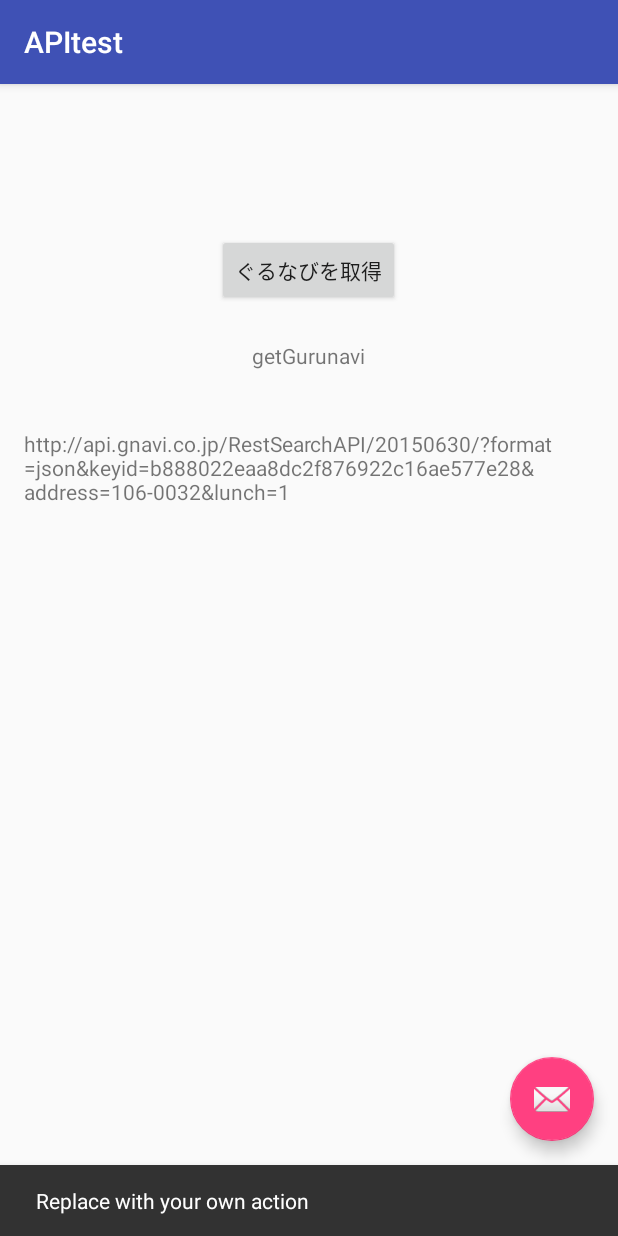
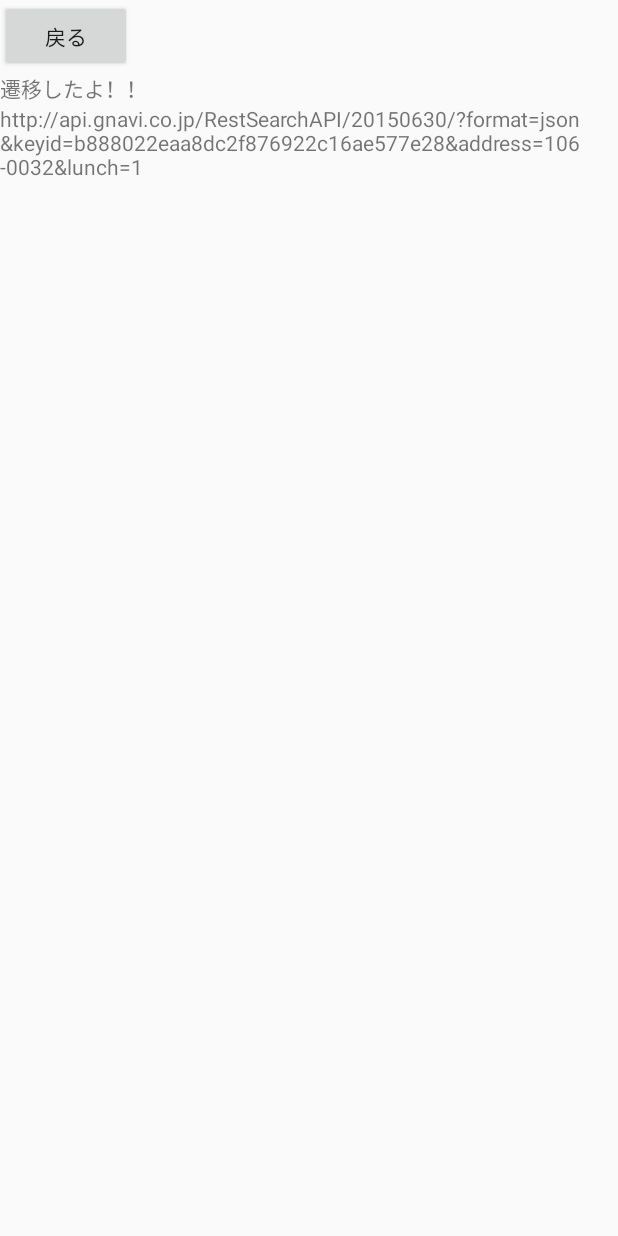
Before and after one commit to genshun9/WeatherAPI, an Android app: the screen it shows after launch (MainActivity before the commit, SubActivity after it), after a tap on "ぐるなびを取得", on a phone screen of 412 x 824 dp. Run offline under Robolectric (Android 15) with nearby library versions, the phone set to English and light mode, and no system bars; 1 other tap on this screen came first.

Commit message:
遷移出来るように修正

```diff
--- a/app/src/main/AndroidManifest.xml
+++ b/app/src/main/AndroidManifest.xml
@@ -20,6 +20,12 @@
                 <category android:name="android.intent.category.LAUNCHER" />
             </intent-filter>
         </activity>
+
+        <activity
+            android:name=".SubActivity"
+            android:label="@string/app_name">
+        </activity>
+
     </application>
 
 </manifest>
--- a/app/src/main/java/com/example/genshun/apitest/AsyncHttpRequest.java
+++ b/app/src/main/java/com/example/genshun/apitest/AsyncHttpRequest.java
@@ -1,6 +1,7 @@
 package com.example.genshun.apitest;
 
 import android.app.Activity;
+import android.content.Intent;
 import android.net.Uri;
 import android.os.AsyncTask;
 import android.widget.TextView;
@@ -17,12 +18,7 @@ import java.util.Iterator;
  */
 public class AsyncHttpRequest extends AsyncTask<String, Void, String> {
 
-    private Activity MainActivity;
-
-    public AsyncHttpRequest(Activity activity) {
-
-        // 呼び出し元のアクティビティ
-        this.MainActivity = activity;
+    public AsyncHttpRequest() {
     }
 
     @Override
@@ -73,22 +69,10 @@ public class AsyncHttpRequest extends AsyncTask<String, Void, String> {
                 for (JsonNode n : r.path("code").path("category_name_s")) {
                     categorys += n.asText();
                 }
+
                 System.out.println(id + "¥t" + name + "¥t" + line + "¥t" + station + "¥t" + walk + "¥t" + categorys);
             }
         }
 
     }
-
-    @Override
-    protected void onPostExecute(String param) {
-        // 取得した結果をテキストビューに入れちゃったり
-        TextView textView = (TextView) this.MainActivity.findViewById(R.id.urlTextView);
-
-        // TextViewの文字列をセット
-        textView.setText(param);
-
-        System.out.println("FINISH");
-
-        return;
-    }
 }
--- a/app/src/main/java/com/example/genshun/apitest/MainActivity.java
+++ b/app/src/main/java/com/example/genshun/apitest/MainActivity.java
@@ -1,5 +1,6 @@
 package com.example.genshun.apitest;
 
+import android.content.Intent;
 import android.graphics.Color;
 import android.os.Bundle;
 import android.support.design.widget.FloatingActionButton;
@@ -39,7 +40,7 @@ public class MainActivity extends AppCompatActivity {
     }
 
     public void getGurunavi(View view) {
-        TextView tv = (TextView) findViewById(R.id.myTextView);
+        final TextView tv = (TextView) findViewById(R.id.myTextView);
         String result1 = "getGurunavi";
         tv.setText(result1);
 
@@ -73,9 +74,17 @@ public class MainActivity extends AppCompatActivity {
 
             String url = uri.toString();
 
-            AsyncHttpRequest task = new AsyncHttpRequest(this);
+            AsyncHttpRequest task = new AsyncHttpRequest() {
+                @Override
+                protected void onPostExecute(String param) {
+                    // 取得した結果をテキストビューに入れちゃったり
+                    Intent intent = new Intent(MainActivity.this, SubActivity.class);
+                    intent.putExtra("param", param);
+                    startActivity(intent);
+                }
+            };
             task.execute(url);
         }
+
     }
-
 }
--- /dev/null
+++ b/app/src/main/java/com/example/genshun/apitest/SubActivity.java
@@ -0,0 +1,36 @@
+package com.example.genshun.apitest;
+
+import android.app.Activity;
+import android.os.Bundle;
+import android.view.View;
+import android.widget.Button;
+import android.widget.TextView;
+
+/**
+ * Created by genshun on 2016/03/29.
+ */
+public class SubActivity extends Activity {
+    /**
+     * Called when the activity is first created.
+     */
+    @Override
+    public void onCreate(Bundle savedInstanceState) {
+        super.onCreate(savedInstanceState);
+        setContentView(R.layout.content_sub);
+
+        Button btn = (Button) findViewById(R.id.buttonB);
+        btn.setOnClickListener(new View.OnClickListener() {
+            @Override
+            public void onClick(View v) {
+
+                // TODO Auto-generated method stub
+                // 次画面のアクティビティ終了
+                finish();
+            }
+        });
+
+        String param = getIntent().getStringExtra("param");
+        TextView tv = (TextView) this.findViewById(R.id.result);
+        tv.setText(param);
+    }
+}
--- /dev/null
+++ b/app/src/main/res/layout/activity_sub.xml
@@ -0,0 +1,6 @@
+<?xml version="1.0" encoding="utf-8"?>
+<LinearLayout xmlns:android="http://schemas.android.com/apk/res/android"
+    android:orientation="vertical" android:layout_width="match_parent"
+    android:layout_height="match_parent">
+
+</LinearLayout>
--- /dev/null
+++ b/app/src/main/res/layout/content_sub.xml
@@ -0,0 +1,26 @@
+<?xml version="1.0" encoding="utf-8"?>
+<LinearLayout xmlns:android="http://schemas.android.com/apk/res/android"
+    android:layout_width="fill_parent"
+    android:layout_height="fill_parent"
+    android:orientation="vertical">
+
+    <Button
+        android:id="@+id/buttonB"
+        android:layout_width="wrap_content"
+        android:layout_height="wrap_content"
+        android:text="戻る" />
+
+
+    <TextView
+        android:id="@+id/textviewB"
+        android:layout_width="fill_parent"
+        android:layout_height="wrap_content"
+        android:text="遷移したよ！！" />
+
+    <TextView
+        android:id="@+id/result"
+        android:layout_width="wrap_content"
+        android:layout_height="wrap_content"
+        android:text="aa"
+        android:layout_gravity="center_horizontal" />
+</LinearLayout>
```
